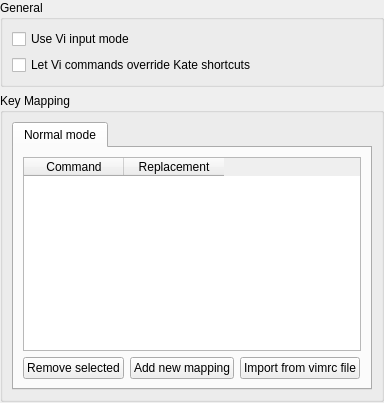
First picture: the form in part/dialogs/viinputmodeconfigwidget.ui, repository KDE/kate, before the edit.
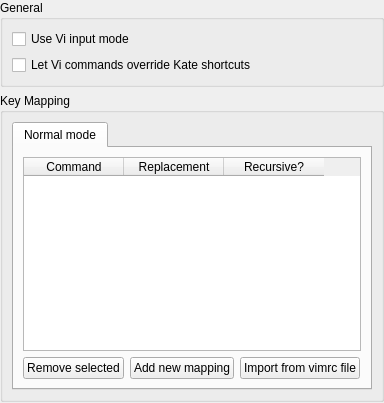
Second picture: the form after the edit.

Commit message:
Distinguish between recursive and non-recursive mappings: user can choose whether a mapping is recursive or not via the new "Recursive?" column added to the mappings table.  Mappings are recursive by default.  Mappings from configs before the introduction of this distinction are treated as recursive.
The main motivator for this change is so that the mapping of gj -> j - very commonly used by Vim users - can be used without a stack overflow :)

CCBUG:314415

REVIEW:109962

```diff
--- a/part/dialogs/viinputmodeconfigwidget.ui
+++ b/part/dialogs/viinputmodeconfigwidget.ui
@@ -71,7 +71,7 @@
              <enum>QAbstractItemView::SelectRows</enum>
             </property>
             <property name="columnCount">
-             <number>2</number>
+             <number>3</number>
             </property>
             <column>
              <property name="text">
@@ -83,6 +83,11 @@
               <string>Replacement</string>
              </property>
             </column>
+            <column>
+             <property name="text">
+              <string>Recursive?</string>
+             </property>
+            </column>
            </widget>
           </item>
           <item>
```
The commit also changes 10 other files.
